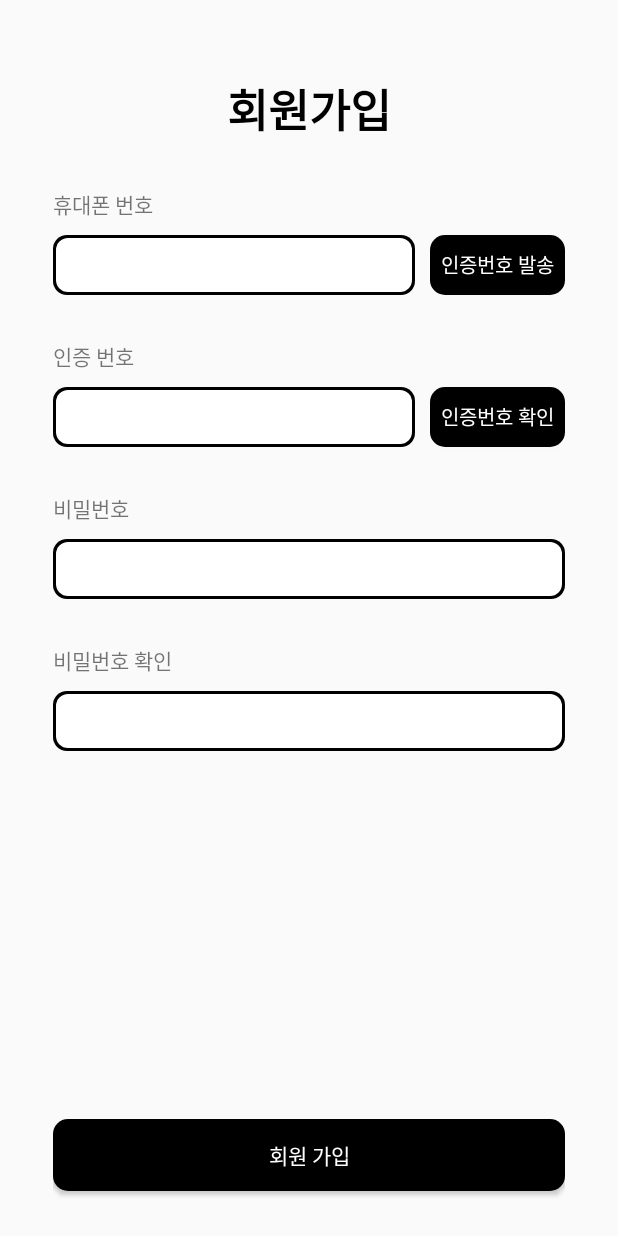
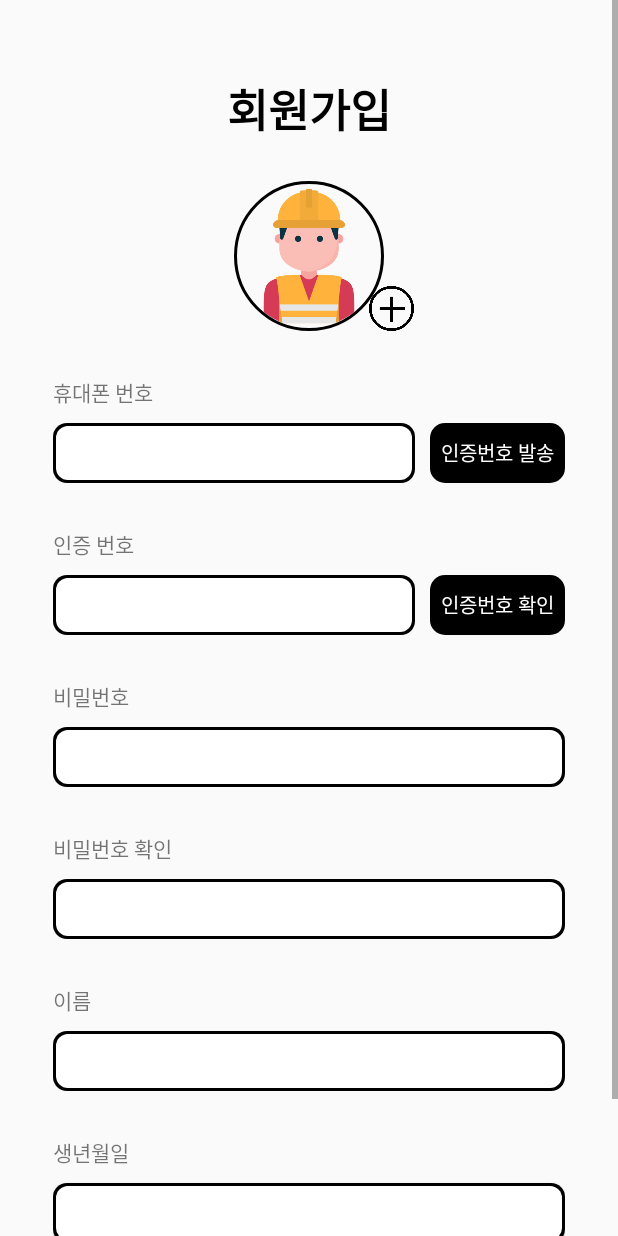
Before and after one commit to OpenSwCompetition/SafeGuard_Android, an Android app: the SignUpActivity screen opened directly, with no data from a screen before it, on a phone screen of 412 x 824 dp. Run offline under Robolectric (Android 15) with nearby library versions, the phone set to English and light mode, and no system bars; our stand-ins replace CircleImageView, Firebase (no records; nobody signed in at launch, a user with empty details on screens opened directly), data binding.

Commit message:
Update activity_sign_up.xml : 생년월일 선택 버튼, 이미지 추가 아이콘 추가, root 뷰를 scrollView로 변경

```diff
--- a/app/src/main/res/layout/activity_sign_up.xml
+++ b/app/src/main/res/layout/activity_sign_up.xml
@@ -1,10 +1,14 @@
 <?xml version="1.0" encoding="utf-8"?>
-<layout>
-    <androidx.constraintlayout.widget.ConstraintLayout xmlns:android="http://schemas.android.com/apk/res/android"
+<layout
+    xmlns:android="http://schemas.android.com/apk/res/android"
     xmlns:app="http://schemas.android.com/apk/res-auto"
-        xmlns:tools="http://schemas.android.com/tools"
+    xmlns:tools="http://schemas.android.com/tools">
+    <ScrollView
         android:layout_width="match_parent"
-        android:layout_height="match_parent"
+        android:layout_height="match_parent">
+        <androidx.constraintlayout.widget.ConstraintLayout
+            android:layout_width="match_parent"
+            android:layout_height="wrap_content"
             tools:context=".ui.signup.SignUpActivity"
             android:paddingStart="35dp"
             android:paddingEnd="35dp">
@@ -20,13 +24,36 @@
                 style="@style/bold"
                 android:textSize="30sp"/>
 
+            <de.hdodenhof.circleimageview.CircleImageView
+                android:id="@+id/logo"
+                android:layout_width="100dp"
+                android:layout_height="100dp"
+                android:layout_gravity="center"
+                android:background="@android:color/transparent"
+                app:civ_border_overlay="true"
+                app:civ_border_width="2dp"
+                app:civ_border_color="#000000"
+                android:src="@drawable/logo"
+                app:layout_constraintTop_toBottomOf="@+id/titleText"
+                app:layout_constraintStart_toStartOf="parent"
+                app:layout_constraintEnd_toEndOf="parent"
+                android:layout_marginTop="25dp"/>
+            <Button
+                android:id="@+id/add_button"
+                android:layout_width="30dp"
+                android:layout_height="30dp"
+                app:layout_constraintEnd_toEndOf="@+id/logo"
+                app:layout_constraintBottom_toBottomOf="@+id/logo"
+                android:layout_marginEnd="-20dp"
+                android:background="@drawable/add_button"/>
+
             <TextView
                 android:id="@id/phoneNumberText"
                 android:layout_width="wrap_content"
                 android:layout_height="wrap_content"
                 android:text="휴대폰 번호"
                 app:layout_constraintStart_toStartOf="parent"
-            app:layout_constraintTop_toBottomOf="@+id/titleText"
+                app:layout_constraintTop_toBottomOf="@+id/logo"
                 android:layout_marginTop="30dp"/>
 
             <EditText
@@ -39,7 +66,8 @@
                 android:background="@drawable/edittext_bg"
                 android:layout_marginTop="10dp"
                 android:layout_marginEnd="10dp"
-            android:paddingStart="10dp"/>
+                android:paddingStart="10dp"
+                android:inputType="number"/>
 
             <Button
                 android:id="@+id/sendButton"
@@ -76,7 +104,8 @@
                 android:background="@drawable/edittext_bg"
                 android:layout_marginTop="10dp"
                 android:layout_marginEnd="10dp"
-            android:paddingStart="10dp"/>
+                android:paddingStart="10dp"
+                android:inputType="number"/>
 
             <Button
                 android:id="@+id/certificationButton"
@@ -133,16 +162,59 @@
                 android:layout_marginTop="10dp"
                 android:paddingStart="10dp"/>
 
+            <TextView
+                android:id="@+id/nameText"
+                android:layout_width="wrap_content"
+                android:layout_height="wrap_content"
+                app:layout_constraintStart_toStartOf="parent"
+                app:layout_constraintTop_toBottomOf="@+id/passwordCheck"
+                android:text="이름"
+                android:layout_marginTop="30dp"/>
+
+            <EditText
+                android:id="@+id/name"
+                android:layout_width="0dp"
+                android:layout_height="40dp"
+                app:layout_constraintStart_toStartOf="parent"
+                app:layout_constraintEnd_toEndOf="parent"
+                app:layout_constraintTop_toBottomOf="@+id/nameText"
+                android:background="@drawable/edittext_bg"
+                android:layout_marginTop="10dp"
+                android:paddingStart="10dp"/>
+
+            <TextView
+                android:id="@+id/birthText"
+                android:layout_width="wrap_content"
+                android:layout_height="wrap_content"
+                app:layout_constraintStart_toStartOf="parent"
+                app:layout_constraintTop_toBottomOf="@+id/name"
+                android:text="생년월일"
+                android:layout_marginTop="30dp"/>
+
+            <Button
+                android:id="@+id/birth"
+                android:layout_width="0dp"
+                android:layout_height="40dp"
+                app:layout_constraintStart_toStartOf="parent"
+                app:layout_constraintEnd_toEndOf="parent"
+                app:layout_constraintTop_toBottomOf="@+id/birthText"
+                android:background="@drawable/edittext_bg"
+                android:layout_marginTop="10dp"
+                android:paddingStart="10dp"/>
+
             <Button
                 android:id="@+id/completeButton"
                 android:layout_width="0dp"
                 android:layout_height="wrap_content"
                 app:layout_constraintStart_toStartOf="parent"
                 app:layout_constraintEnd_toEndOf="parent"
+                app:layout_constraintTop_toBottomOf="@+id/birth"
                 app:layout_constraintBottom_toBottomOf="parent"
+                android:layout_marginTop="30dp"
+                android:layout_marginBottom="20dp"
                 android:background="@drawable/round_background"
-            android:layout_marginBottom="30dp"
                 android:text="회원 가입"
                 android:textColor="@color/white"/>
         </androidx.constraintlayout.widget.ConstraintLayout>
+    </ScrollView>
 </layout>
```
Lines whose indentation alone changed are shown as unchanged.
